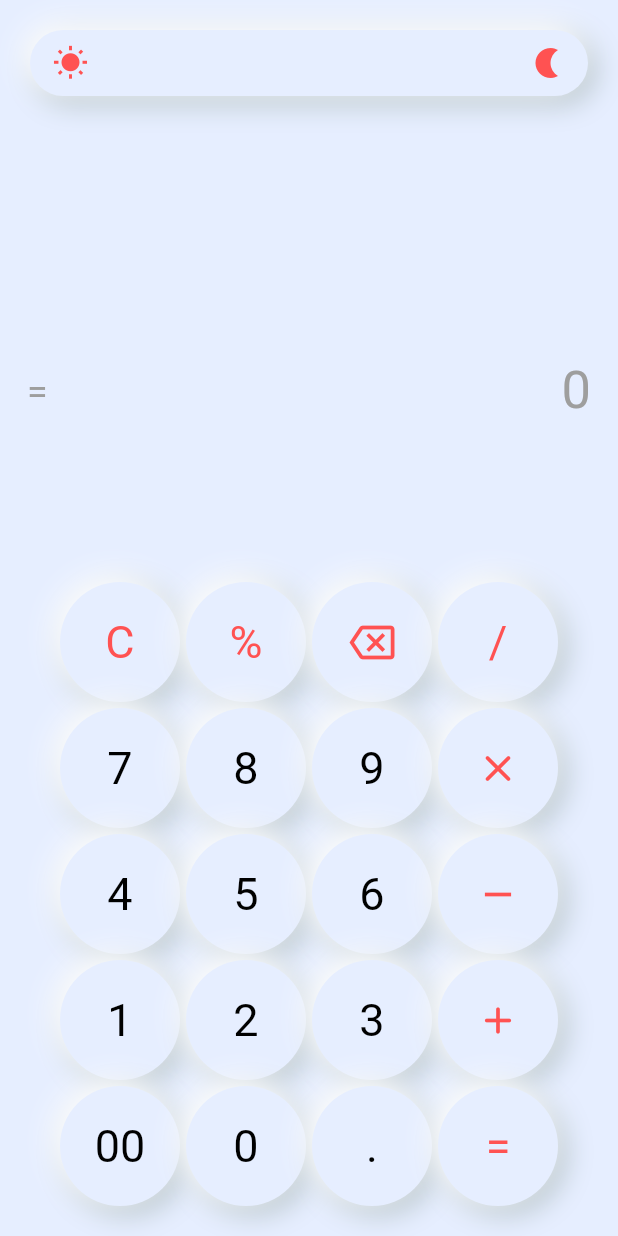
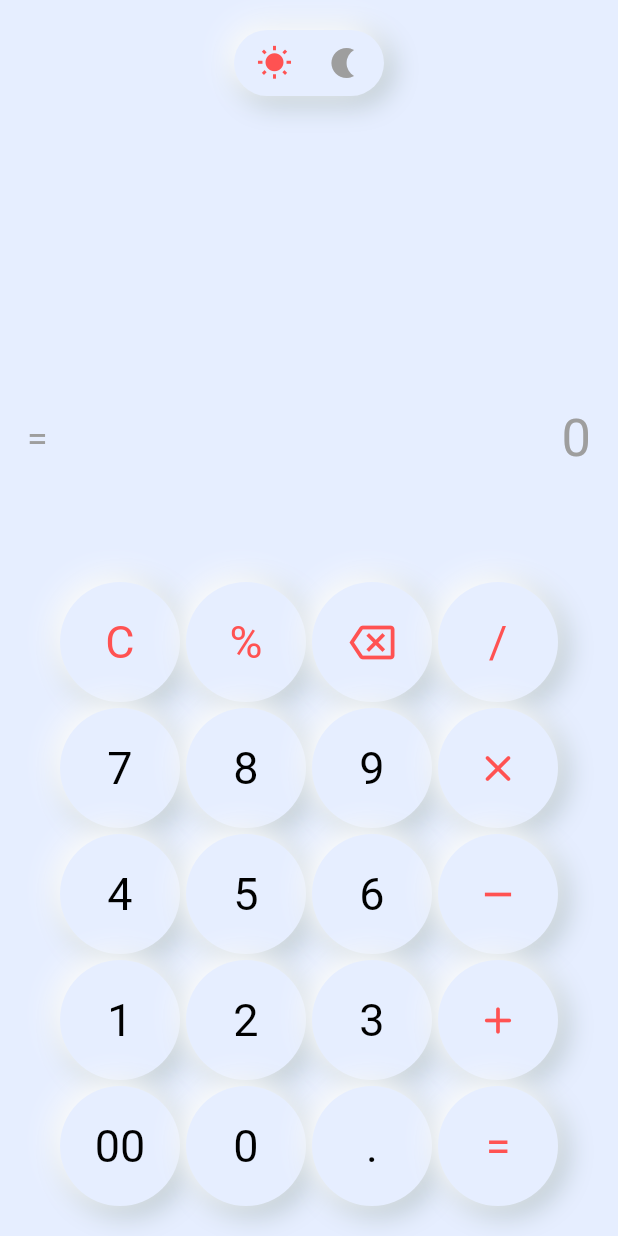
Before and after one commit to ayushk0/calculator, a Flutter app: the screen it shows after launch, on a phone screen of 412 x 824 dp. Run offline on Flutter 3.47's test engine with Material 2 defaults, Android fonts, the phone set to English and light mode, and no system bars.

Commit message:
Dark Mode Added

```diff
--- a/lib/calculation.dart
+++ b/lib/calculation.dart
@@ -22,20 +22,23 @@ class _CalculationState extends State<Calculation> {
             mainAxisAlignment: MainAxisAlignment.spaceBetween,
             children: [
               //Mode Switcher
-              switchMode(),
-
+              GestureDetector(
+                onTap: () => setState(() {
+                  darkMode ? darkMode = false : darkMode = true;
+                }),
+                child: switchMode()),
+              const SizedBox( height: 80,),
               //Output Container
               Column(
                 mainAxisAlignment: MainAxisAlignment.spaceBetween,
                 children: [
-                  const SizedBox(height: 20,),
                   Align(
                     alignment: Alignment.centerRight,
                     child: SingleChildScrollView(
                       scrollDirection: Axis.horizontal,
                       child: Text(
                         currentNumber,
-                        overflow: TextOverflow.visible,
+                        overflow: TextOverflow.ellipsis,
                         style: TextStyle(
                           fontSize: currentNumber.length > 10 ? 40 : 50,
                           fontWeight: FontWeight.bold,
@@ -44,6 +47,7 @@ class _CalculationState extends State<Calculation> {
                       ),
                     ),
                   ),
+
                   Row(
                     mainAxisAlignment: MainAxisAlignment.spaceBetween,
                     children: [
@@ -55,19 +59,19 @@ class _CalculationState extends State<Calculation> {
                         ),
                       ),
 
-                      Text(
-                        result,
-                        style: TextStyle(
-                          fontSize: result.length > 10 ? 25 : 35,
-                          color: darkMode ? Colors.green : Colors.grey,
+                      Flexible(
+                        child: Text(
+                          result,
+                          style: TextStyle(
+                            fontSize: result.length > 10 ? 25 : 35,
+                            color: darkMode ? Colors.green : Colors.grey,
+                          ),
+
                         ),
-
                       ),
                     ],
                   ),
-                  const SizedBox(
-                    height: 10,
-                  ),
+                  const SizedBox( height: 40, ),
                 ],
               ),
               //Keys Container
--- a/lib/utilities/switchMode.dart
+++ b/lib/utilities/switchMode.dart
@@ -6,7 +6,9 @@ KeyContainer switchMode(){
     darkMode: darkMode,
     padding: const EdgeInsets.symmetric(vertical: 10, horizontal: 15),
     borderRadius: BorderRadius.circular(40),
-    child: Row(
+    child: Container(
+      width: 70,
+      child: Row(
       mainAxisAlignment: MainAxisAlignment.spaceBetween,
       children: [
         Icon(
@@ -15,9 +17,10 @@ KeyContainer switchMode(){
         ),
         Icon(
           Icons.nightlight,
-          color: darkMode ? Colors.grey : Colors.redAccent,
+          color: darkMode ? Colors.green : Colors.grey,
         ),
       ],
     ),
+    )
   );
 }
```
